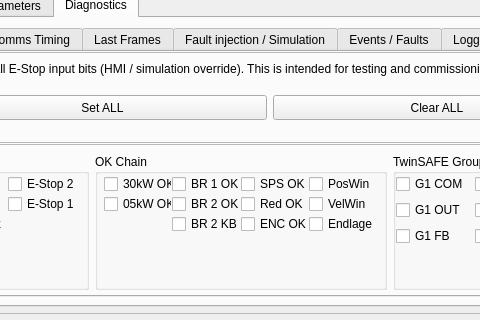
The window that src/steuerung3d/apps/yellow/ui_split/yellow3_merged.ui (martburg/qt_panda_spike_repo) describes before a commit, drawn with Qt 5; both pictures show x 114 to 594 and y 303 to 623 of the 777 by 623 pixel window.
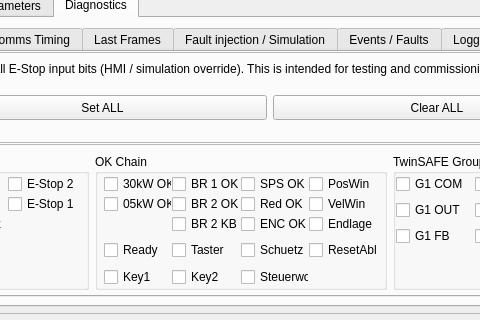
The same window after the commit. The open tabs and pages were chosen to show the change.

```diff
--- a/src/steuerung3d/apps/yellow/ui_split/yellow3_merged.ui
+++ b/src/steuerung3d/apps/yellow/ui_split/yellow3_merged.ui
@@ -3523,6 +3523,57 @@
                      </property>
                     </widget>
                    </item>
+                  
+                   <item row="3" column="1">
+                    <widget class="QCheckBox" name="chkEsReady">
+                     <property name="text">
+                      <string>Ready</string>
+                     </property>
+                    </widget>
+                   </item>
+                   <item row="3" column="2">
+                    <widget class="QCheckBox" name="chkEsTaster">
+                     <property name="text">
+                      <string>Taster</string>
+                     </property>
+                    </widget>
+                   </item>
+                   <item row="3" column="3">
+                    <widget class="QCheckBox" name="chkEsSchuetz">
+                     <property name="text">
+                      <string>Schuetz</string>
+                     </property>
+                    </widget>
+                   </item>
+                   <item row="3" column="5">
+                    <widget class="QCheckBox" name="chkEsResetAble">
+                     <property name="text">
+                      <string>ResetAble</string>
+                     </property>
+                    </widget>
+                   </item>
+                   <item row="4" column="1">
+                    <widget class="QCheckBox" name="chkEsKey1">
+                     <property name="text">
+                      <string>Key1</string>
+                     </property>
+                    </widget>
+                   </item>
+                   <item row="4" column="2">
+                    <widget class="QCheckBox" name="chkEsKey2">
+                     <property name="text">
+                      <string>Key2</string>
+                     </property>
+                    </widget>
+                   </item>
+                   <item row="4" column="3">
+                    <widget class="QCheckBox" name="chkEsSteuerwort">
+                     <property name="text">
+                      <string>Steuerwort</string>
+                     </property>
+                    </widget>
+                   </item>
+
                   </layout>
                  </widget>
                 </item>
```
Left out of the diff: 18 changed lines with no effect on the pictures.
